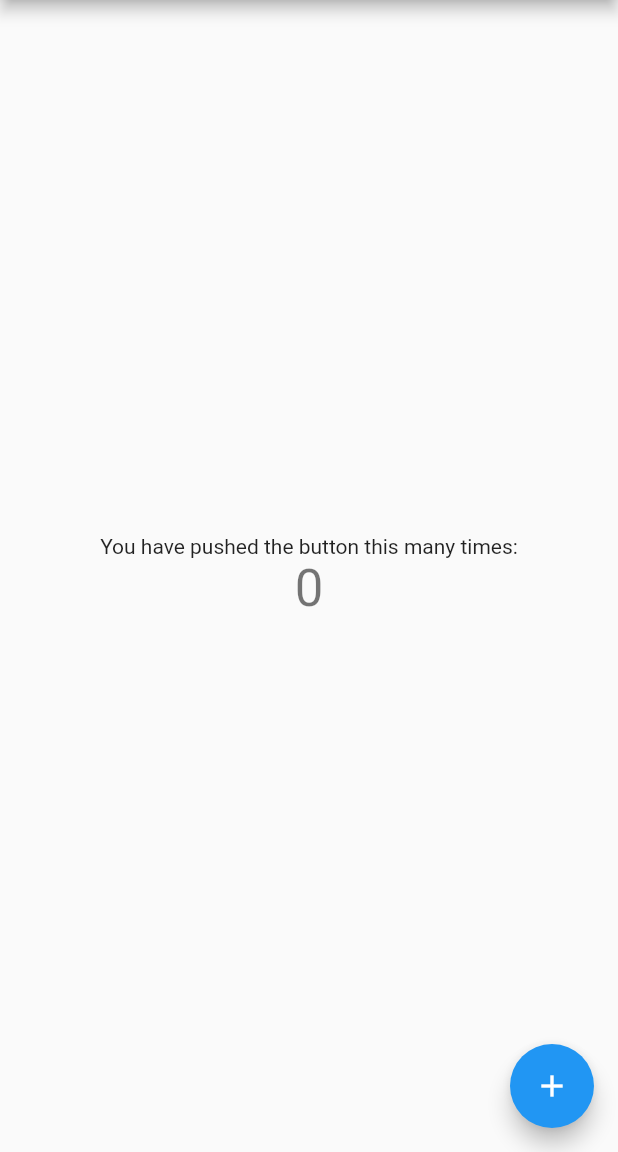
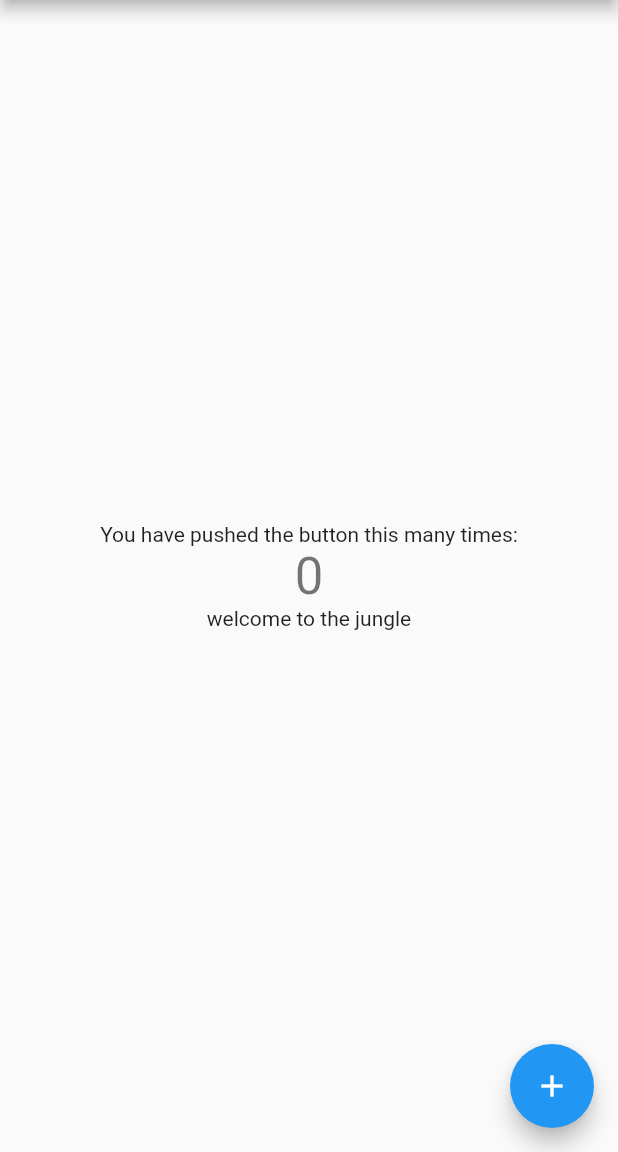
Before and after one commit to ivandermoura/hello_world, a Flutter app: the screen it shows after launch, on a phone screen of 412 x 824 dp, the part 84-1236 px from its top. Run offline on Flutter 3.47's test engine with Material 2 defaults, Android fonts, the phone set to English and light mode, and no system bars.

Commit message:
commit kedua

```diff
--- a/lib/main.dart
+++ b/lib/main.dart
@@ -3,21 +3,13 @@ import 'package:flutter/material.dart';
 void main() => runApp(MyApp());
 
 class MyApp extends StatelessWidget {
-  // This widget is the root of your application.
+
   @override
   Widget build(BuildContext context) {
     return MaterialApp(
       title: 'Flutter Demo',
       theme: ThemeData(
-        // This is the theme of your application.
-        //
-        // Try running your application with "flutter run". You'll see the
-        // application has a blue toolbar. Then, without quitting the app, try
-        // changing the primarySwatch below to Colors.green and then invoke
-        // "hot reload" (press "r" in the console where you ran "flutter run",
-        // or simply save your changes to "hot reload" in a Flutter IDE).
-        // Notice that the counter didn't reset back to zero; the application
-        // is not restarted.
+
         primarySwatch: Colors.blue,
       ),
       home: MyHomePage(title: 'Flutter Demo Home Page'),
@@ -28,14 +20,6 @@ class MyApp extends StatelessWidget {
 class MyHomePage extends StatefulWidget {
   MyHomePage({Key key, this.title}) : super(key: key);
 
-  // This widget is the home page of your application. It is stateful, meaning
-  // that it has a State object (defined below) that contains fields that affect
-  // how it looks.
-
-  // This class is the configuration for the state. It holds the values (in this
-  // case the title) provided by the parent (in this case the App widget) and
-  // used by the build method of the State. Fields in a Widget subclass are
-  // always marked "final".
 
   final String title;
 
@@ -48,47 +32,18 @@ class _MyHomePageState extends State<MyHomePage> {
 
   void _incrementCounter() {
     setState(() {
-      // This call to setState tells the Flutter framework that something has
-      // changed in this State, which causes it to rerun the build method below
-      // so that the display can reflect the updated values. If we changed
-      // _counter without calling setState(), then the build method would not be
-      // called again, and so nothing would appear to happen.
       _counter++;
     });
   }
 
   @override
   Widget build(BuildContext context) {
-    // This method is rerun every time setState is called, for instance as done
-    // by the _incrementCounter method above.
-    //
-    // The Flutter framework has been optimized to make rerunning build methods
-    // fast, so that you can just rebuild anything that needs updating rather
-    // than having to individually change instances of widgets.
     return Scaffold(
       appBar: AppBar(
-        // Here we take the value from the MyHomePage object that was created by
-        // the App.build method, and use it to set our appbar title.
         title: Text(widget.title),
       ),
       body: Center(
-        // Center is a layout widget. It takes a single child and positions it
-        // in the middle of the parent.
         child: Column(
-          // Column is also a layout widget. It takes a list of children and
-          // arranges them vertically. By default, it sizes itself to fit its
-          // children horizontally, and tries to be as tall as its parent.
-          //
-          // Invoke "debug painting" (press "p" in the console, choose the
-          // "Toggle Debug Paint" action from the Flutter Inspector in Android
-          // Studio, or the "Toggle Debug Paint" command in Visual Studio Code)
-          // to see the wireframe for each widget.
-          //
-          // Column has various properties to control how it sizes itself and
-          // how it positions its children. Here we use mainAxisAlignment to
-          // center the children vertically; the main axis here is the vertical
-          // axis because Columns are vertical (the cross axis would be
-          // horizontal).
           mainAxisAlignment: MainAxisAlignment.center,
           children: <Widget>[
             Text(
@@ -98,6 +53,7 @@ class _MyHomePageState extends State<MyHomePage> {
               '$_counter',
               style: Theme.of(context).textTheme.display1,
             ),
+            Text("welcome to the jungle")
           ],
         ),
       ),
@@ -105,7 +61,7 @@ class _MyHomePageState extends State<MyHomePage> {
         onPressed: _incrementCounter,
         tooltip: 'Increment',
         child: Icon(Icons.add),
-      ), // This trailing comma makes auto-formatting nicer for build methods.
+      ),
     );
   }
 }
--- a/pubspec.yaml
+++ b/pubspec.yaml
@@ -27,6 +27,7 @@ dependencies:
 dev_dependencies:
   flutter_test:
     sdk: flutter
+  test: ^1.5.1
 
 
 # For information on the generic Dart part of this file, see the
```
Also changed, not shown: pubspec.lock.
